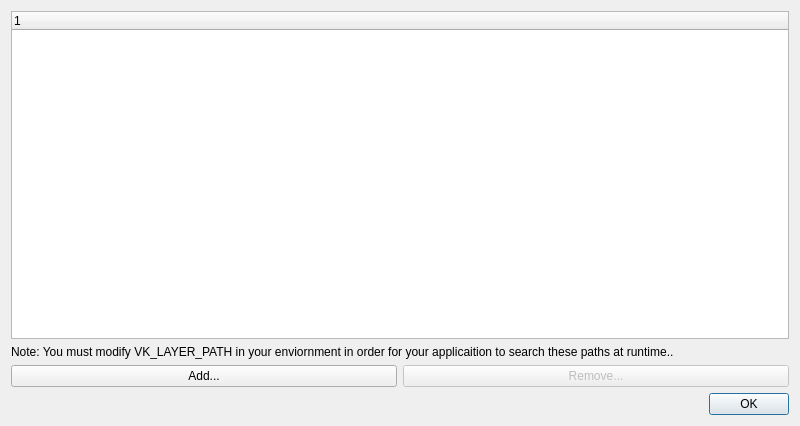
Above: vkconfig/dlgcustompaths.ui from LunarG/VulkanTools before the change. Below: the same form after it.
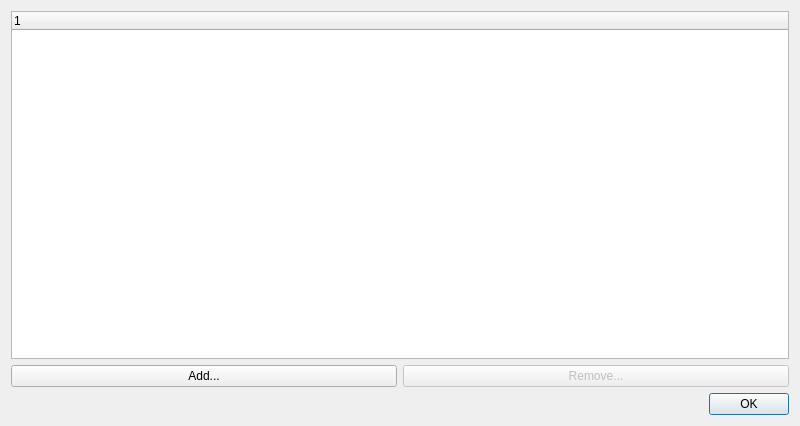
That is the form after the change.

```diff
--- a/vkconfig/dlgcustompaths.ui
+++ b/vkconfig/dlgcustompaths.ui
@@ -56,16 +56,6 @@
      </property>
     </widget>
    </item>
-   <item row="1" column="0" colspan="2">
-    <widget class="QLabel" name="label">
-     <property name="text">
-      <string>Note: You must modify VK_LAYER_PATH in your enviornment in order for your applicaition to search these paths at runtime..</string>
-     </property>
-     <property name="wordWrap">
-      <bool>true</bool>
-     </property>
-    </widget>
-   </item>
   </layout>
  </widget>
  <resources/>
```
Left out of the diff: 36 changed lines with no effect on the pictures.
